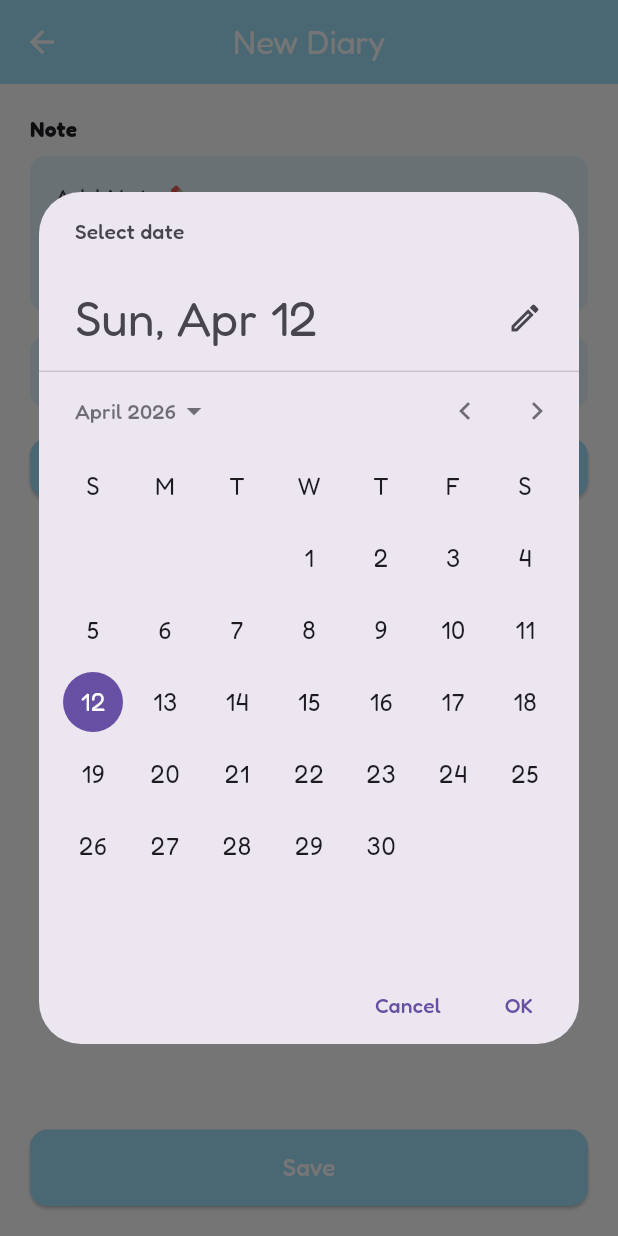
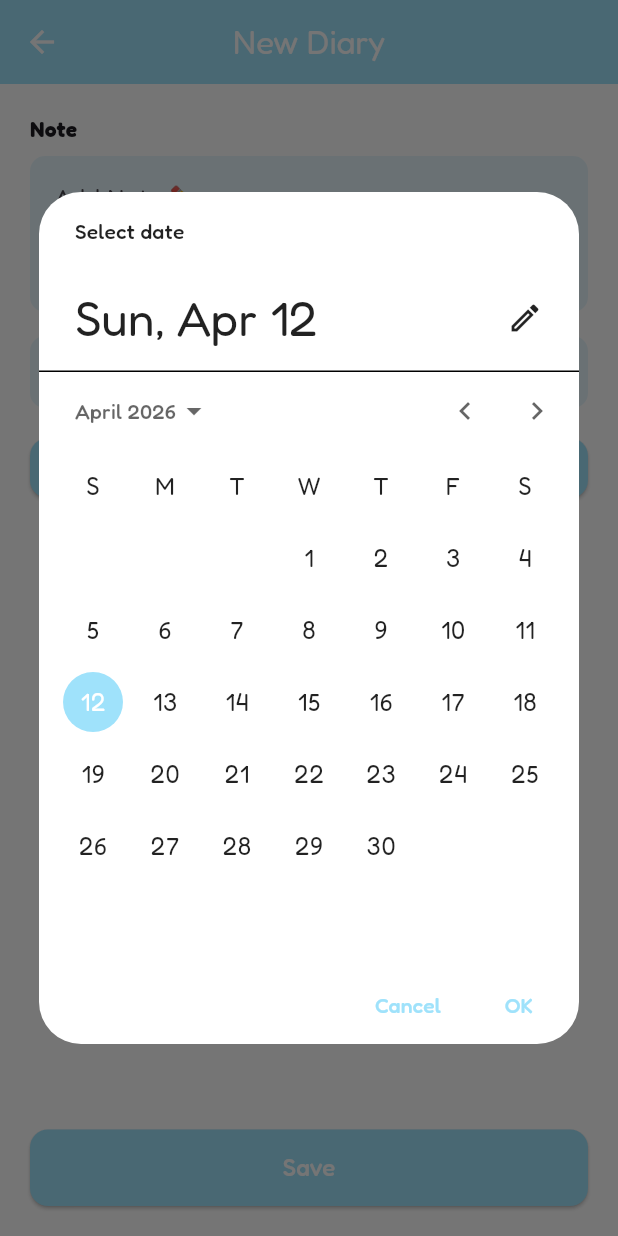
Before and after one commit to Thxngfh/PetCareApp, a Flutter app: the NewDiaryScreen screen opened directly, after a tap on an icon or button, on a phone screen of 412 x 824 dp. Run offline on Flutter 3.47's test engine with Material 3 defaults, Android fonts, the light colour scheme and no system bars; our stand-ins replace firebase_auth, firebase_core, font_awesome_flutter, google_sign_in, image_picker, sign_in_with_apple; missing offline and left inert: flutter_facebook_auth; accounts and stored records are empty.

Commit message:
diary, expense เสร็จทั้งหมดแล้ว

```diff
--- a/lib/screens/diary_new.dart
+++ b/lib/screens/diary_new.dart
@@ -56,6 +56,23 @@ class _NewDiaryScreenState extends State<NewDiaryScreen> {
     initialDate: _selectedDate,
     firstDate: DateTime(2020),
     lastDate: DateTime(2030),
+    builder: (context, child) {
+      return Theme(
+        data: Theme.of(context).copyWith(
+          colorScheme: const ColorScheme.light(
+            primary: Color(0xFF9FE2FB),       // สีวงกลมวันที่เลือก
+            onPrimary: Colors.white,           // สีตัวเลขในวงกลม
+            onSurface: Colors.black87,         // สีตัวเลขปกติ
+          ),
+          textButtonTheme: TextButtonThemeData(
+            style: TextButton.styleFrom(
+              foregroundColor: Color(0xFF9FE2FB), // สีปุ่ม Cancel/OK
+            ),
+          ),
+        ),
+        child: child!,
+      );
+    },
   );
   if (picked != null) setState(() => _selectedDate = picked);
 }
--- a/lib/screens/diary_photo.dart
+++ b/lib/screens/diary_photo.dart
@@ -16,6 +16,7 @@ class DiaryPhotoScreen extends StatelessWidget {
         .toList();
 
     return Scaffold(
+      backgroundColor: Colors.white,
       appBar: AppBar(
         backgroundColor: blueColor,
         elevation: 0,
```
Also changed, not shown: lib/screens/diary.dart (+16 -0 lines), lib/screens/expense_screen.dart (+5 -5 lines). Lines whose indentation alone changed are shown as unchanged.
